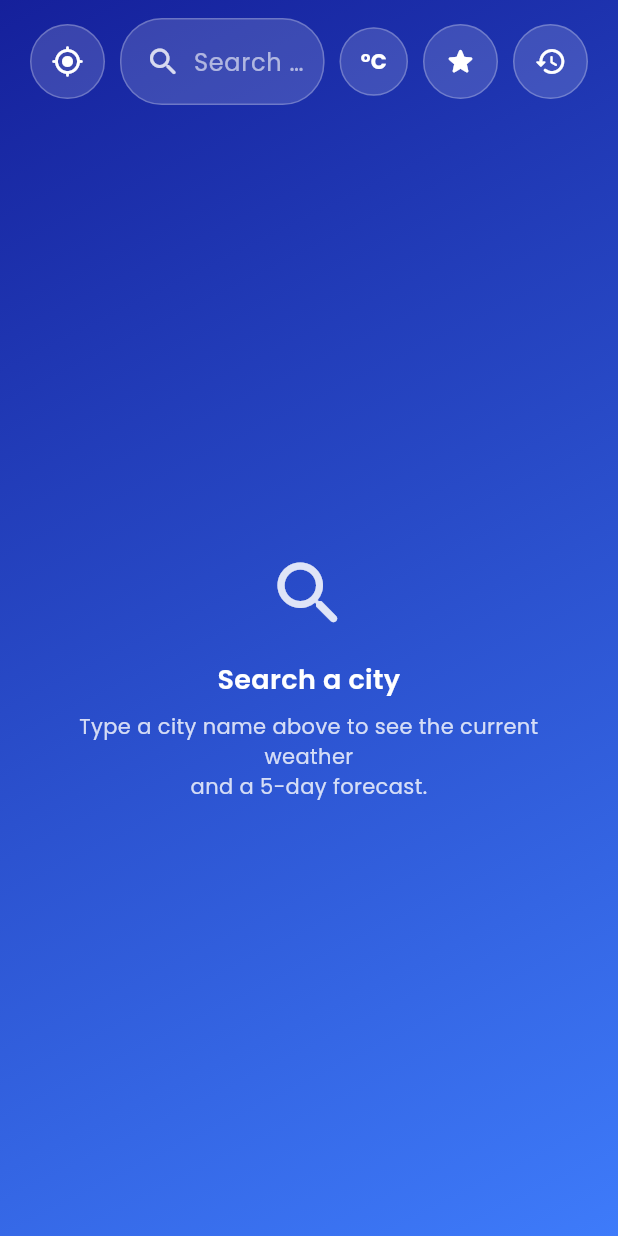
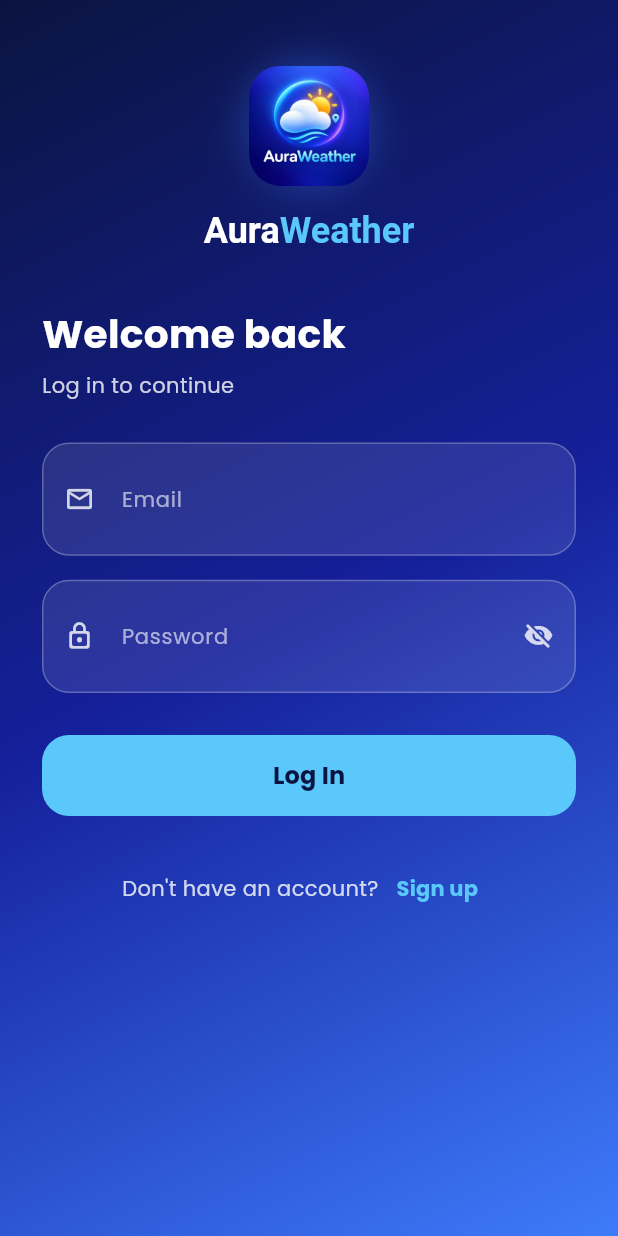
Before and after one commit to Amansarfraz/app_weather, a Flutter app: the screen it shows after launch, on a phone screen of 412 x 824 dp. Run offline on Flutter 3.47's test engine with Material 3 defaults, Android fonts, the phone set to English and light mode, and no system bars; our stand-ins replace fl_chart, geolocator, google_fonts, share_plus, shared_preferences.

Commit message:
first commit

```diff
--- /dev/null
+++ b/lib/models/user_model.dart
@@ -0,0 +1,29 @@
+class AppUser {
+  final String id;
+  final String name;
+  final String email;
+
+  const AppUser({required this.id, required this.name, required this.email});
+
+  factory AppUser.fromJson(Map<String, dynamic> json) {
+    return AppUser(
+      id: (json['id'] ?? '').toString(),
+      name: (json['name'] ?? '').toString(),
+      email: (json['email'] ?? '').toString(),
+    );
+  }
+}
+
+class AuthResult {
+  final String accessToken;
+  final AppUser user;
+
+  const AuthResult({required this.accessToken, required this.user});
+
+  factory AuthResult.fromJson(Map<String, dynamic> json) {
+    return AuthResult(
+      accessToken: (json['access_token'] ?? '').toString(),
+      user: AppUser.fromJson((json['user'] as Map).cast<String, dynamic>()),
+    );
+  }
+}
--- /dev/null
+++ b/lib/screens/login_screen.dart
@@ -0,0 +1,252 @@
+import 'package:flutter/material.dart';
+
+import '../routes/app_routes.dart';
+import '../services/auth_service.dart';
+import '../utils/app_colors.dart';
+import '../utils/app_constants.dart';
+import '../widgets/auth_text_field.dart';
+import 'home_screen.dart';
+import 'signup_screen.dart';
+
+class LoginScreen extends StatefulWidget {
+  const LoginScreen({super.key});
+
+  @override
+  State<LoginScreen> createState() => _LoginScreenState();
+}
+
+class _LoginScreenState extends State<LoginScreen> {
+  final _authService = AuthService();
+  final _emailController = TextEditingController();
+  final _passwordController = TextEditingController();
+
+  bool _isLoading = false;
+  String? _error;
+
+  @override
+  void dispose() {
+    _emailController.dispose();
+    _passwordController.dispose();
+    super.dispose();
+  }
+
+  Future<void> _login() async {
+    final email = _emailController.text.trim();
+    final password = _passwordController.text;
+
+    if (email.isEmpty || password.isEmpty) {
+      setState(() => _error = 'Please fill in both fields.');
+      return;
+    }
+
+    setState(() {
+      _isLoading = true;
+      _error = null;
+    });
+
+    try {
+      await _authService.login(email: email, password: password);
+      if (!mounted) return;
+      Navigator.of(context).pushAndRemoveUntil(
+        AppRoutes.fade(const HomeScreen()),
+        (route) => false,
+      );
+    } on AuthException catch (e) {
+      setState(() {
+        _error = e.message;
+        _isLoading = false;
+      });
+    } catch (e) {
+      setState(() {
+        _error = 'Something went wrong. Please try again.';
+        _isLoading = false;
+      });
+    }
+  }
+
+  @override
+  Widget build(BuildContext context) {
+    return Scaffold(
+      resizeToAvoidBottomInset: true,
+      body: Container(
+        width: double.infinity,
+        height: double.infinity,
+        decoration: const BoxDecoration(
+          gradient: LinearGradient(
+            begin: Alignment.topLeft,
+            end: Alignment.bottomRight,
+            colors: AppColors.brandGradient,
+          ),
+        ),
+        child: SafeArea(
+          child: SingleChildScrollView(
+            padding: const EdgeInsets.symmetric(horizontal: 28, vertical: 24),
+            child: Column(
+              children: [
+                const SizedBox(height: 20),
+                Container(
+                  width: 80,
+                  height: 80,
+                  decoration: BoxDecoration(
+                    shape: BoxShape.circle,
+                    boxShadow: [
+                      BoxShadow(
+                        color: AppColors.brandBlue.withValues(alpha: 0.4),
+                        blurRadius: 24,
+                        spreadRadius: 2,
+                      ),
+                    ],
+                  ),
+                  child: Image.asset(
+                    AppConstants.logoAssetPath,
+                    fit: BoxFit.contain,
+                  ),
+                ),
+                const SizedBox(height: 16),
+                RichText(
+                  text: const TextSpan(
+                    children: [
+                      TextSpan(
+                        text: 'Aura',
+                        style: TextStyle(
+                          color: Colors.white,
+                          fontSize: 24,
+                          fontWeight: FontWeight.w700,
+                        ),
+                      ),
+                      TextSpan(
+                        text: 'Weather',
+                        style: TextStyle(
+                          color: AppColors.brandCyan,
+                          fontSize: 24,
+                          fontWeight: FontWeight.w700,
+                        ),
+                      ),
+                    ],
+                  ),
+                ),
+                const SizedBox(height: 36),
+                Align(
+                  alignment: Alignment.centerLeft,
+                  child: Text(
+                    'Welcome back',
+                    style: TextStyle(
+                      color: Colors.white,
+                      fontSize: 26,
+                      fontWeight: FontWeight.w700,
+                    ),
+                  ),
+                ),
+                const SizedBox(height: 6),
+                const Align(
+                  alignment: Alignment.centerLeft,
+                  child: Text(
+                    'Log in to continue',
+                    style: TextStyle(
+                      color: AppColors.textSecondary,
+                      fontSize: 14,
+                    ),
+                  ),
+                ),
+                const SizedBox(height: 28),
+                AuthTextField(
+                  controller: _emailController,
+                  label: 'Email',
+                  icon: Icons.email_outlined,
+                  keyboardType: TextInputType.emailAddress,
+                ),
+                const SizedBox(height: 16),
+                AuthTextField(
+                  controller: _passwordController,
+                  label: 'Password',
+                  icon: Icons.lock_outline_rounded,
+                  isPassword: true,
+                ),
+                if (_error != null) ...[
+                  const SizedBox(height: 16),
+                  Container(
+                    width: double.infinity,
+                    padding: const EdgeInsets.all(12),
+                    decoration: BoxDecoration(
+                      color: AppColors.danger.withValues(alpha: 0.15),
+                      borderRadius: BorderRadius.circular(14),
+                      border: Border.all(
+                        color: AppColors.danger.withValues(alpha: 0.4),
+                      ),
+                    ),
+                    child: Text(
+                      _error!,
+                      style: const TextStyle(color: Colors.white, fontSize: 13),
+                    ),
+                  ),
+                ],
+                const SizedBox(height: 28),
+                SizedBox(
+                  width: double.infinity,
+                  height: 54,
+                  child: ElevatedButton(
+                    onPressed: _isLoading ? null : _login,
+                    style: ElevatedButton.styleFrom(
+                      backgroundColor: AppColors.brandCyan,
+                      foregroundColor: AppColors.brandDeep,
+                      elevation: 0,
+                      shape: RoundedRectangleBorder(
+                        borderRadius: BorderRadius.circular(18),
+                      ),
+                    ),
+                    child: _isLoading
+                        ? const SizedBox(
+                            width: 22,
+                            height: 22,
+                            child: CircularProgressIndicator(
+                              strokeWidth: 2.4,
+                              valueColor: AlwaysStoppedAnimation<Color>(
+                                AppColors.brandDeep,
+                              ),
+                            ),
+                          )
+                        : const Text(
+                            'Log In',
+                            style: TextStyle(
+                              fontSize: 16,
+                              fontWeight: FontWeight.w700,
+                            ),
+                          ),
+                  ),
+                ),
+                const SizedBox(height: 24),
+                Row(
+                  mainAxisAlignment: MainAxisAlignment.center,
+                  children: [
+                    const Text(
+                      "Don't have an account?",
+                      style: TextStyle(
+                        color: AppColors.textSecondary,
+                        fontSize: 14,
+                      ),
+                    ),
+                    TextButton(
+                      onPressed: () {
+                        Navigator.of(
+                          context,
+                        ).push(AppRoutes.slide(const SignupScreen()));
+                      },
+                      child: const Text(
+                        'Sign up',
+                        style: TextStyle(
+                          color: AppColors.brandCyan,
+                          fontSize: 14,
+                          fontWeight: FontWeight.w700,
+                        ),
+                      ),
+                    ),
+                  ],
+                ),
+              ],
+            ),
+          ),
+        ),
+      ),
+    );
+  }
+}
--- /dev/null
+++ b/lib/services/auth_service.dart
@@ -0,0 +1,106 @@
+import 'dart:convert';
+import 'dart:io';
+
+import 'package:http/http.dart' as http;
+import 'package:shared_preferences/shared_preferences.dart';
+
+import '../models/user_model.dart';
+import '../utils/app_constants.dart';
+
+class AuthException implements Exception {
+  final String message;
+  const AuthException(this.message);
+
+  @override
+  String toString() => message;
+}
+
+class AuthService {
+  static const _tokenKey = 'auth_token';
+  static const _userIdKey = 'auth_user_id';
+  static const _userNameKey = 'auth_user_name';
+  static const _userEmailKey = 'auth_user_email';
+
+  Uri _uri(String path) => Uri.parse('${AppConstants.baseUrl}$path');
+
+  Future<AuthResult> _postAuth(String path, Map<String, dynamic> body) async {
+    try {
+      final response = await http
+          .post(
+            _uri(path),
+            headers: const {'Content-Type': 'application/json'},
+            body: jsonEncode(body),
+          )
+          .timeout(AppConstants.requestTimeout);
+
+      final decoded = jsonDecode(response.body);
+
+      if (response.statusCode >= 200 && response.statusCode < 300) {
+        final result = AuthResult.fromJson(
+          (decoded as Map).cast<String, dynamic>(),
+        );
+        await _saveSession(result);
+        return result;
+      }
+
+      String detail = 'Something went wrong.';
+      if (decoded is Map && decoded['detail'] != null) {
+        detail = decoded['detail'].toString();
+      }
+      throw AuthException(detail);
+    } on SocketException {
+      throw const AuthException('Could not reach the server.');
+    } on AuthException {
+      rethrow;
+    } catch (e) {
+      throw AuthException('Unexpected error: $e');
+    }
+  }
+
+  Future<AuthResult> signup({
+    required String name,
+    required String email,
+    required String password,
+  }) {
+    return _postAuth('/auth/signup', {
+      'name': name,
+      'email': email,
+      'password': password,
+    });
+  }
+
+  Future<AuthResult> login({required String email, required String password}) {
+    return _postAuth('/auth/login', {'email': email, 'password': password});
+  }
+
+  Future<void> _saveSession(AuthResult result) async {
+    final prefs = await SharedPreferences.getInstance();
+    await prefs.setString(_tokenKey, result.accessToken);
+    await prefs.setString(_userIdKey, result.user.id);
+    await prefs.setString(_userNameKey, result.user.name);
+    await prefs.setString(_userEmailKey, result.user.email);
+  }
+
+  Future<void> logout() async {
+    final prefs = await SharedPreferences.getInstance();
+    await prefs.remove(_tokenKey);
+    await prefs.remove(_userIdKey);
+    await prefs.remove(_userNameKey);
+    await prefs.remove(_userEmailKey);
+  }
+
+  Future<bool> isLoggedIn() async {
+    final prefs = await SharedPreferences.getInstance();
+    final token = prefs.getString(_tokenKey);
+    return token != null && token.isNotEmpty;
+  }
+
+  Future<AppUser?> getCurrentUser() async {
+    final prefs = await SharedPreferences.getInstance();
+    final id = prefs.getString(_userIdKey);
+    final name = prefs.getString(_userNameKey);
+    final email = prefs.getString(_userEmailKey);
+    if (id == null || name == null || email == null) return null;
+    return AppUser(id: id, name: name, email: email);
+  }
+}
--- /dev/null
+++ b/lib/widgets/auth_text_field.dart
@@ -0,0 +1,72 @@
+import 'package:flutter/material.dart';
+
+import '../utils/app_colors.dart';
+
+/// Shared glassy text field used on the login and signup screens.
+class AuthTextField extends StatefulWidget {
+  final TextEditingController controller;
+  final String label;
+  final IconData icon;
+  final bool isPassword;
+  final TextInputType keyboardType;
+
+  const AuthTextField({
+    super.key,
+    required this.controller,
+    required this.label,
+    required this.icon,
+    this.isPassword = false,
+    this.keyboardType = TextInputType.text,
+  });
+
+  @override
+  State<AuthTextField> createState() => _AuthTextFieldState();
+}
+
+class _AuthTextFieldState extends State<AuthTextField> {
+  bool _obscure = true;
+
+  @override
+  Widget build(BuildContext context) {
+    return Container(
+      decoration: BoxDecoration(
+        color: Colors.white.withValues(alpha: 0.10),
+        borderRadius: BorderRadius.circular(18),
+        border: Border.all(color: AppColors.glassBorder),
+      ),
+      child: TextField(
+        controller: widget.controller,
+        obscureText: widget.isPassword && _obscure,
+        keyboardType: widget.keyboardType,
+        style: const TextStyle(color: Colors.white, fontSize: 15),
+        cursorColor: Colors.white,
+        decoration: InputDecoration(
+          labelText: widget.label,
+          labelStyle: const TextStyle(color: AppColors.textMuted, fontSize: 14),
+          prefixIcon: Icon(
+            widget.icon,
+            color: AppColors.textSecondary,
+            size: 20,
+          ),
+          suffixIcon: widget.isPassword
+              ? IconButton(
+                  icon: Icon(
+                    _obscure
+                        ? Icons.visibility_off_rounded
+                        : Icons.visibility_rounded,
+                    color: AppColors.textSecondary,
+                    size: 20,
+                  ),
+                  onPressed: () => setState(() => _obscure = !_obscure),
+                )
+              : null,
+          border: InputBorder.none,
+          contentPadding: const EdgeInsets.symmetric(
+            vertical: 18,
+            horizontal: 16,
+          ),
+        ),
+      ),
+    );
+  }
+}
```
Also changed, not shown: lib/screens/signup_screen.dart (added, +261 -0 lines), lib/screens/splash_screen.dart (+14 -2 lines).
